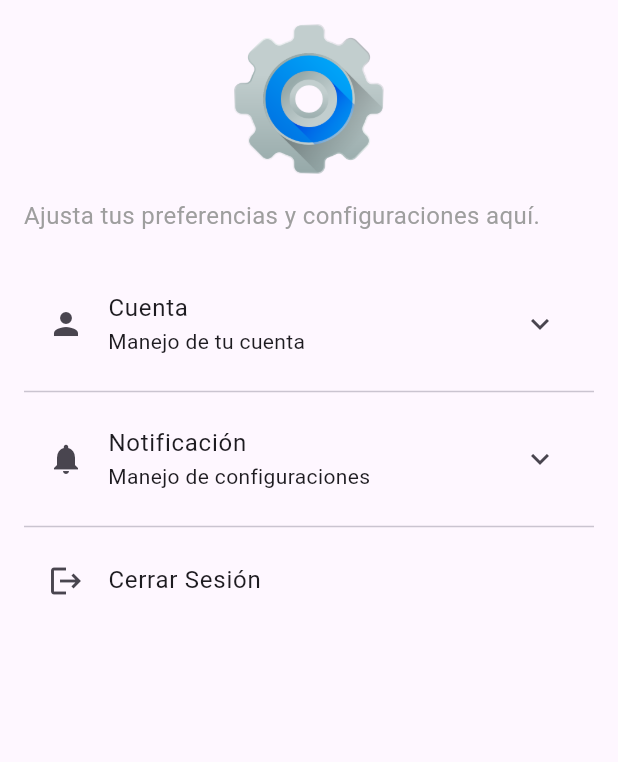
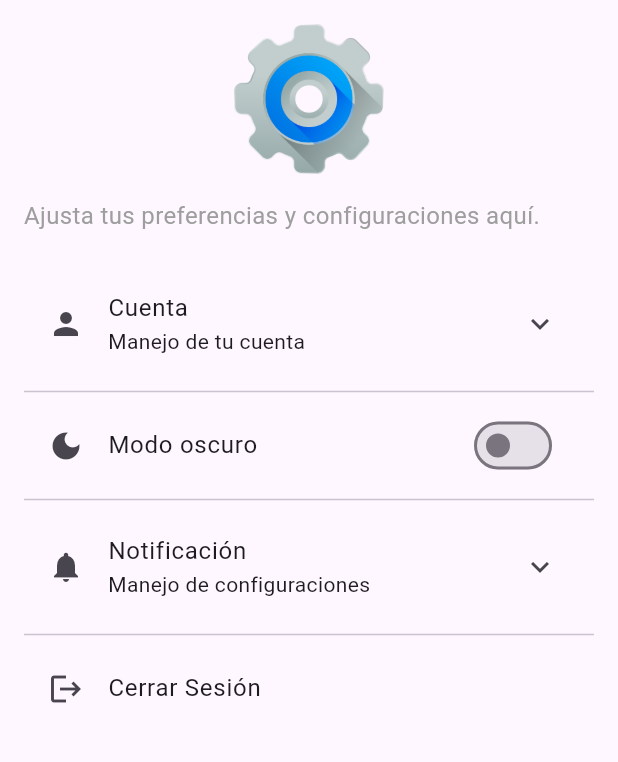
Before and after one commit to mario0paz/pruebas, a Flutter app: the SettingsPage screen opened by its route, on a phone screen of 412 x 824 dp, the part 90-852 px from its top. Run offline on Flutter 3.47's test engine with Material 3 defaults, Android fonts, the phone set to English and light mode, and no system bars; our stand-ins replace awesome_notifications, cloud_firestore, firebase_auth, firebase_core, go_router, google_sign_in and 2 more; accounts and stored records are empty; statements that could not run were skipped.

Commit message:
temas actualizado

```diff
--- a/lib/main.dart
+++ b/lib/main.dart
@@ -34,9 +34,14 @@ class MyApp extends StatelessWidget {
 
   @override
   Widget build(BuildContext context) {
+    final themeProvider = Provider.of<StorageProvider>(context);
+
     return MaterialApp.router(
       debugShowCheckedModeBanner: false,
       routerConfig: router,
+      theme: ThemeData.light(),
+      darkTheme: ThemeData.dark(),
+      themeMode: themeProvider.themeMode,
     );
   }
 }
--- a/lib/screens/settings_page.dart
+++ b/lib/screens/settings_page.dart
@@ -1,9 +1,11 @@
 import 'package:equipo5/services/auth_service.dart';
 import 'package:equipo5/services/user_service.dart';
 import 'package:flutter/material.dart';
+import 'package:provider/provider.dart';
 import '../components/multi_componentes.dart';
 import 'package:go_router/go_router.dart';
 import '../models/user_model.dart';
+import '../provider/storage_provider.dart';
 
 class SettingsPage extends StatefulWidget {
   const SettingsPage({super.key});
@@ -115,6 +117,16 @@ class _SettingsPageState extends State<SettingsPage> {
                     ],
                   ),
                   const Divider(),
+                  // Cambiar tema
+                  SwitchListTile(
+                    title: const Text('Modo oscuro'),
+                    value: storageProvider.themeMode == ThemeMode.dark,
+                    onChanged: (bool value) {
+                      storageProvider.toggleTheme(value);
+                    },
+                    secondary: const Icon(Icons.dark_mode),
+                  ),
+                  const Divider(),
                   // Notificaciones
                   ExpansionTile(
                     leading: const Icon(Icons.notifications),
```
Also changed, not shown: lib/provider/storage_provider.dart (+7 -0 lines).
